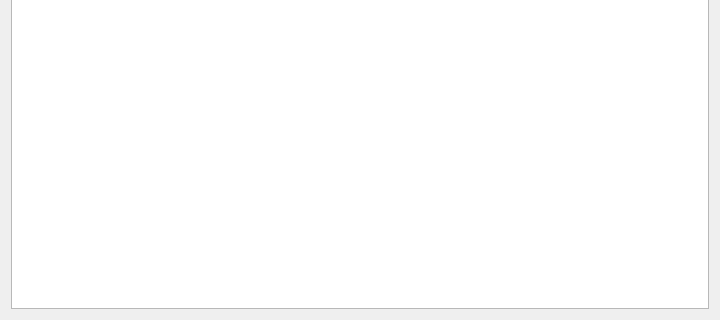
Old version of the form main.ui in the repository AndreZXC/git2; both pictures show x 0 to 720 and y 150 to 470 of the 720 by 470 pixel window.
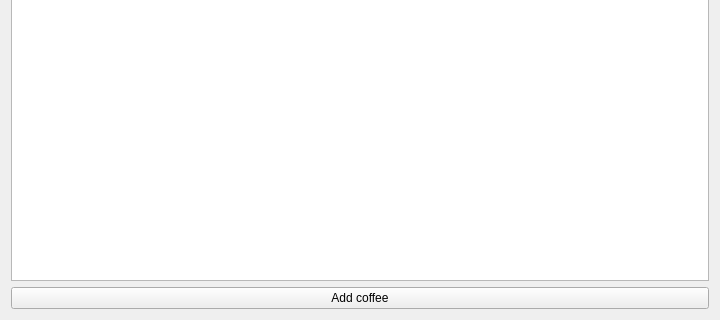
New version of the form.

Diff of the .ui file:
```diff
--- a/main.ui
+++ b/main.ui
@@ -14,6 +14,9 @@
    <string>Coffe</string>
   </property>
   <layout class="QGridLayout" name="gridLayout">
+   <item row="1" column="0">
+    <widget class="QTableView" name="table"/>
+   </item>
    <item row="0" column="0" alignment="Qt::AlignHCenter">
     <widget class="QLabel" name="label">
      <property name="sizePolicy">
@@ -35,8 +38,12 @@
      </property>
     </widget>
    </item>
-   <item row="1" column="0">
-    <widget class="QTableView" name="table"/>
+   <item row="2" column="0">
+    <widget class="QPushButton" name="addcoffee">
+     <property name="text">
+      <string>Add coffee</string>
+     </property>
+    </widget>
    </item>
   </layout>
  </widget>
```
